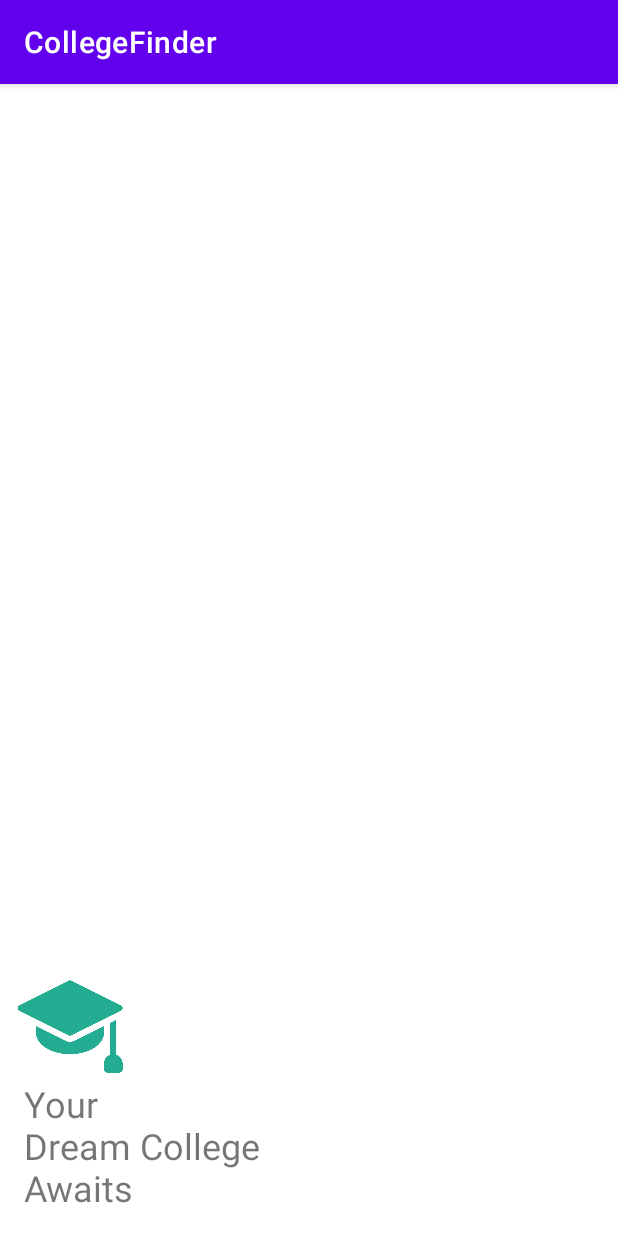
After one commit to NamanHimmatramka/College-Finder, an Android app: the SplashActivity screen opened directly, with no data from a screen before it, on a phone screen of 412 x 824 dp. The commit adds this screen. Run offline under Robolectric (Android 15) with nearby library versions, the phone set to English and light mode, and no system bars.

Commit message:
Splash Screen Added

```diff
--- a/app/src/main/AndroidManifest.xml
+++ b/app/src/main/AndroidManifest.xml
@@ -12,15 +12,23 @@
         android:roundIcon="@mipmap/ic_launcher_round"
         android:supportsRtl="true"
         android:theme="@style/Theme.CollegeFinder">
-        <activity android:name=".CollegeInfoActivity"></activity>
+        <activity
+            android:name=".SplashActivity"
+            android:exported="true">
+
+            <intent-filter>
+                <action android:name="android.intent.action.MAIN" />
+                <category android:name="android.intent.category.LAUNCHER" />
+            </intent-filter>
+
+        </activity>
+
+
+        <activity android:name=".CollegeInfoActivity" />
         <activity
             android:name=".MainActivity"
-            android:exported="true">
-            <intent-filter>
-                <action android:name="android.intent.action.MAIN" />
+            android:exported="false">
 
-                <category android:name="android.intent.category.LAUNCHER" />
-            </intent-filter>
         </activity>
 
         <meta-data
--- a/app/src/main/java/com/example/collegefinder/CollegeInfoActivity.java
+++ b/app/src/main/java/com/example/collegefinder/CollegeInfoActivity.java
@@ -18,6 +18,9 @@ public class CollegeInfoActivity extends AppCompatActivity {
         setContentView(R.layout.activity_college_info);
 
         bottomNavigationView = findViewById(R.id.bottom_navigation_view);
+
+        getSupportFragmentManager().beginTransaction().replace(R.id.college_info_frame_layout, new CollegeInfoFragment()).commit();
+
         bottomNavigationView.setOnNavigationItemSelectedListener(new BottomNavigationView.OnNavigationItemSelectedListener() {
             @Override
             public boolean onNavigationItemSelected(@NonNull MenuItem item) {
--- /dev/null
+++ b/app/src/main/java/com/example/collegefinder/SplashActivity.java
@@ -0,0 +1,31 @@
+package com.example.collegefinder;
+
+import androidx.appcompat.app.AppCompatActivity;
+
+import android.content.Intent;
+import android.os.Bundle;
+
+public class SplashActivity extends AppCompatActivity {
+
+    @Override
+    protected void onCreate(Bundle savedInstanceState) {
+        super.onCreate(savedInstanceState);
+        setContentView(R.layout.activity_splash);
+
+        Thread thread = new Thread(){
+            public void run(){
+                try {
+                    sleep(2000);
+                }catch (Exception e) {
+                    e.printStackTrace();
+                }
+
+                finally {
+                    Intent intent = new Intent(SplashActivity.this, MainActivity.class);
+                    startActivity(intent);
+                }
+            }
+        };
+        thread.start();
+    }
+}
--- /dev/null
+++ b/app/src/main/res/layout/activity_splash.xml
@@ -0,0 +1,28 @@
+<?xml version="1.0" encoding="utf-8"?>
+<androidx.constraintlayout.widget.ConstraintLayout xmlns:android="http://schemas.android.com/apk/res/android"
+    xmlns:app="http://schemas.android.com/apk/res-auto"
+    xmlns:tools="http://schemas.android.com/tools"
+    android:layout_width="match_parent"
+    android:layout_height="match_parent"
+    tools:context=".SplashActivity">
+
+    <ImageView
+
+        android:layout_width="93dp"
+        android:layout_height="70dp"
+        android:src="@drawable/ic_graduate_hat"
+        app:layout_constraintBottom_toTopOf="@id/splash_screen_textView"
+        app:layout_constraintStart_toStartOf="parent" />
+
+
+    <TextView
+        android:id="@+id/splash_screen_textView"
+        android:layout_width="wrap_content"
+        android:layout_height="wrap_content"
+        android:text="Your \nDream College \nAwaits"
+        android:layout_margin="16dp"
+        android:textSize="24sp"
+        app:layout_constraintBottom_toBottomOf="parent"
+        app:layout_constraintStart_toStartOf="parent"/>
+
+</androidx.constraintlayout.widget.ConstraintLayout>
--- a/app/src/main/res/values/colors.xml
+++ b/app/src/main/res/values/colors.xml
@@ -7,4 +7,6 @@
     <color name="teal_700">#FF018786</color>
     <color name="black">#FF000000</color>
     <color name="white">#FFFFFFFF</color>
+    <color name="green">#29AB91</color>
+
 </resources>
```
Also changed, not shown: app/src/main/res/drawable/ic_graduate_hat.png (added).
